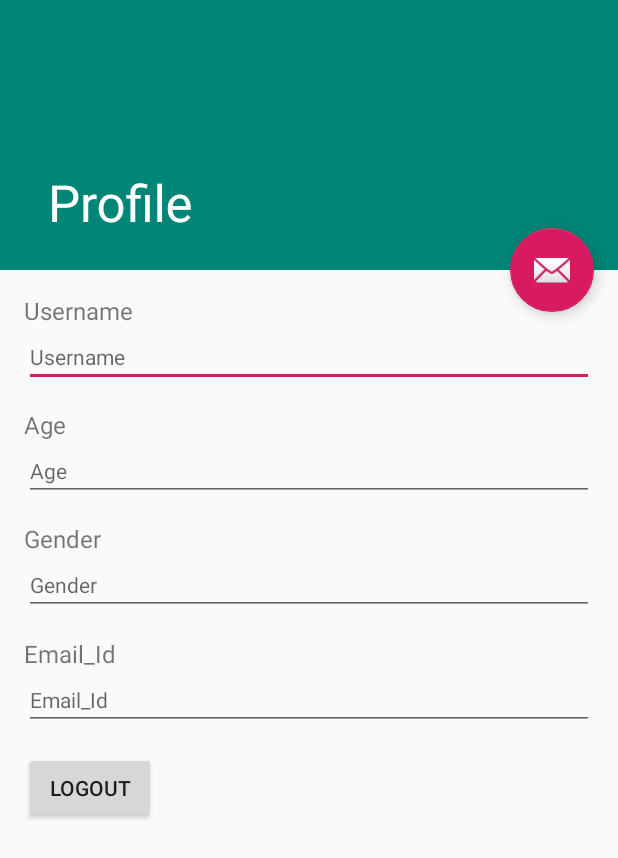
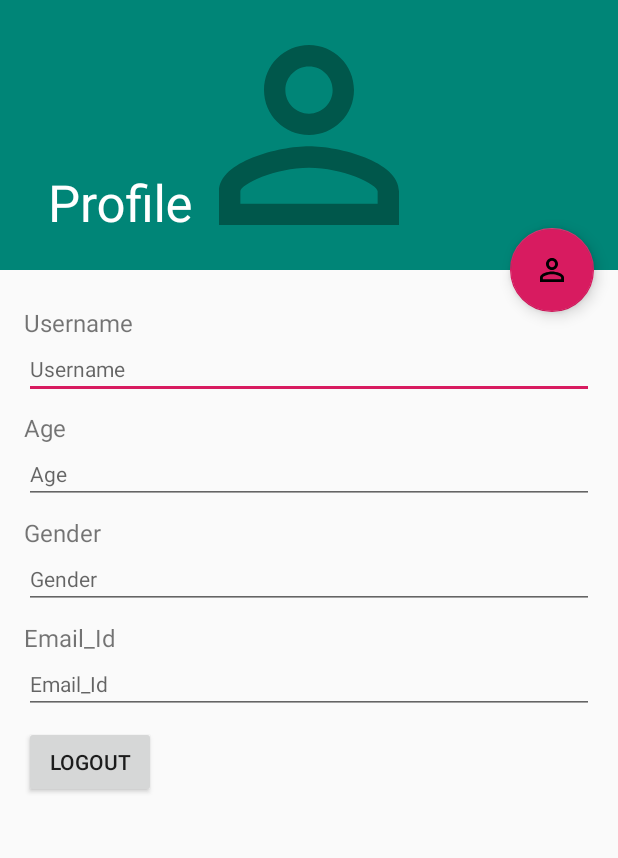
Before and after one commit to thevirinchi/Chantele, an Android app: the activity_profile screen opened directly, with no data from a screen before it, on a phone screen of 412 x 824 dp. Shown: the top 858 px of the screen. Run offline under Robolectric (Android 15) with nearby library versions, the phone set to English and light mode, and no system bars.

Commit message:
profile activity completed

```diff
--- /dev/null
+++ b/app/src/main/res/drawable/ic_person_outline_black_24dp.xml
@@ -0,0 +1,9 @@
+<vector xmlns:android="http://schemas.android.com/apk/res/android"
+        android:width="24dp"
+        android:height="24dp"
+        android:viewportWidth="24.0"
+        android:viewportHeight="24.0">
+    <path
+        android:fillColor="#FF000000"
+        android:pathData="M12,5.9c1.16,0 2.1,0.94 2.1,2.1s-0.94,2.1 -2.1,2.1S9.9,9.16 9.9,8s0.94,-2.1 2.1,-2.1m0,9c2.97,0 6.1,1.46 6.1,2.1v1.1L5.9,18.1L5.9,17c0,-0.64 3.13,-2.1 6.1,-2.1M12,4C9.79,4 8,5.79 8,8s1.79,4 4,4 4,-1.79 4,-4 -1.79,-4 -4,-4zM12,13c-2.67,0 -8,1.34 -8,4v3h16v-3c0,-2.66 -5.33,-4 -8,-4z"/>
+</vector>
--- a/app/src/main/res/layout/activity_profile.xml
+++ b/app/src/main/res/layout/activity_profile.xml
@@ -30,6 +30,13 @@
                 app:layout_collapseMode="pin"
                 app:popupTheme="@style/AppTheme.PopupOverlay" />
 
+            <!-- TODO: change the src with user profile -->
+            <ImageView
+                android:src="@drawable/ic_person_outline_black_24dp"
+                android:tint="@color/colorPrimaryDark"
+                android:layout_width="match_parent"
+                android:layout_height="match_parent" />
+
         </android.support.design.widget.CollapsingToolbarLayout>
     </android.support.design.widget.AppBarLayout>
 
@@ -40,8 +47,9 @@
         android:layout_width="wrap_content"
         android:layout_height="wrap_content"
         android:layout_margin="@dimen/fab_margin"
+        app:fabSize="normal"
         app:layout_anchor="@id/app_bar"
         app:layout_anchorGravity="bottom|end"
-        app:srcCompat="@android:drawable/ic_dialog_email" />
+        app:srcCompat="@drawable/ic_person_outline_black_24dp" />
 
 </android.support.design.widget.CoordinatorLayout>
--- a/app/src/main/res/layout/content_activity_profile.xml
+++ b/app/src/main/res/layout/content_activity_profile.xml
@@ -9,17 +9,15 @@
     tools:showIn="@layout/activity_profile">
 
     <LinearLayout
-        android:padding="16dp"
+        android:paddingStart="16dp"
+        android:paddingEnd="16dp"
+        android:paddingBottom="16dp"
+        android:paddingTop="24dp"
         android:layout_width="match_parent"
         android:layout_height="wrap_content"
-        android:minHeight="400dp"
         android:orientation="vertical">
 
-        <LinearLayout
-            android:layout_weight="1"
-            android:layout_width="match_parent"
-            android:layout_height="wrap_content"
-            android:orientation="vertical">
+        <LinearLayout style="@style/profileFieldContainer">
 
             <TextView
                 android:layout_width="wrap_content"
@@ -36,11 +34,7 @@
 
         </LinearLayout>
 
-        <LinearLayout
-            android:layout_weight="1"
-            android:layout_width="match_parent"
-            android:layout_height="wrap_content"
-            android:orientation="vertical">
+        <LinearLayout style="@style/profileFieldContainer">
 
             <TextView
                 android:layout_width="wrap_content"
@@ -57,11 +51,7 @@
 
         </LinearLayout>
 
-        <LinearLayout
-            android:layout_weight="1"
-            android:layout_width="match_parent"
-            android:layout_height="wrap_content"
-            android:orientation="vertical">
+        <LinearLayout style="@style/profileFieldContainer">
 
             <TextView
                 android:layout_width="wrap_content"
@@ -77,11 +67,7 @@
 
         </LinearLayout>
 
-        <LinearLayout
-            android:layout_weight="1"
-            android:layout_width="match_parent"
-            android:layout_height="wrap_content"
-            android:orientation="vertical">
+        <LinearLayout style="@style/profileFieldContainer">
 
             <TextView
                 android:layout_width="wrap_content"
@@ -97,17 +83,13 @@
 
         </LinearLayout>
 
-        <LinearLayout
-            android:layout_weight="1"
-            android:layout_width="match_parent"
-            android:layout_height="wrap_content"
-            android:orientation="vertical">
+        <LinearLayout style="@style/profileFieldContainer">
 
-         <Button
-             android:layout_width="wrap_content"
-             android:layout_height="wrap_content"
-             android:text="@string/logout"
-             android:textSize="14sp"/>
+             <Button
+                 android:layout_width="wrap_content"
+                 android:layout_height="wrap_content"
+                 android:text="@string/logout"
+                 android:textSize="14sp"/>
 
         </LinearLayout>
 
--- a/app/src/main/res/values/styles.xml
+++ b/app/src/main/res/values/styles.xml
@@ -17,4 +17,13 @@
 
     <style name="AppTheme.PopupOverlay" parent="ThemeOverlay.AppCompat.Light" />
 
+    <!-- Profile Activity -->
+    <style name="profileFieldContainer">
+        <item name="android:layout_weight">1</item>
+        <item name="android:layout_width">match_parent</item>
+        <item name="android:layout_height">wrap_content</item>
+        <item name="android:orientation">vertical</item>
+        <item name="android:layout_marginBottom">8dp</item>
+    </style>
+
 </resources>
--- a/build.gradle
+++ b/build.gradle
@@ -7,7 +7,7 @@ buildscript {
 
     }
     dependencies {
-        classpath 'com.android.tools.build:gradle:3.3.2'
+        classpath 'com.android.tools.build:gradle:3.2.1'
 
         // NOTE: Do not place your application dependencies here; they belong
         // in the individual module build.gradle files
```
